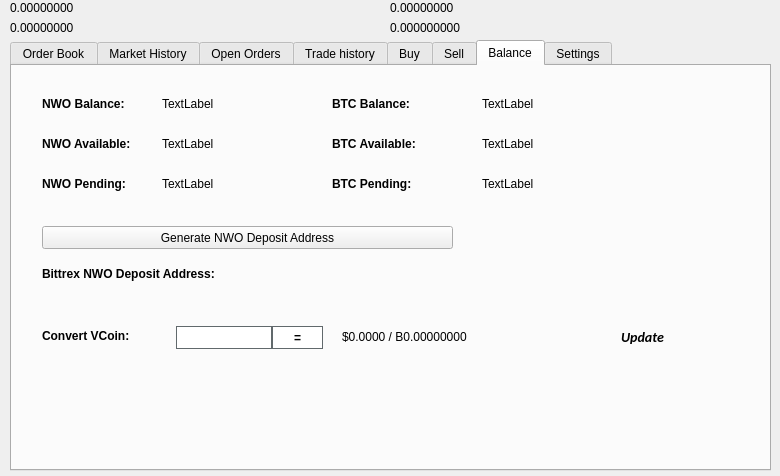
Before: the Qt Designer form src/qt/forms/tradingdialog.ui in MotoAcidic/BaseSource, drawn with Qt 5.
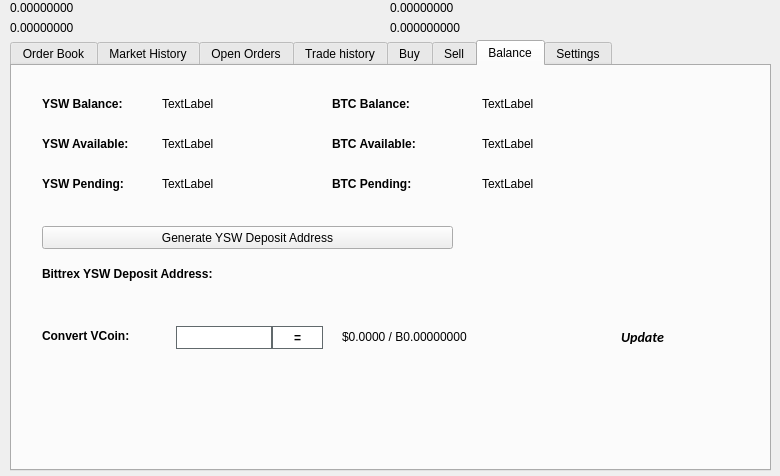
After: the same form once the commit is applied. The open tabs and pages were chosen to show the change. Icons and pictures are not drawn.

What changed in the file:
```diff
--- a/src/qt/forms/tradingdialog.ui
+++ b/src/qt/forms/tradingdialog.ui
@@ -2762,7 +2762,7 @@
       </font>
      </property>
      <property name="text">
-      <string>NWO Balance:</string>
+      <string>YSW Balance:</string>
      </property>
     </widget>
     <widget class="QLabel" name="label_12">
@@ -2813,7 +2813,7 @@
       </font>
      </property>
      <property name="text">
-      <string>NWO Available:</string>
+      <string>YSW Available:</string>
      </property>
     </widget>
     <widget class="QLabel" name="label_14">
@@ -2832,7 +2832,7 @@
       </font>
      </property>
      <property name="text">
-      <string>NWO Pending:</string>
+      <string>YSW Pending:</string>
      </property>
     </widget>
     <widget class="QLabel" name="NWOPendingLabel">
@@ -2928,7 +2928,7 @@
       </font>
      </property>
      <property name="text">
-      <string>Bittrex NWO Deposit Address:</string>
+      <string>Bittrex YSW Deposit Address:</string>
      </property>
     </widget>
     <widget class="QPushButton" name="GenDepositBTN">
@@ -2941,7 +2941,7 @@
       </rect>
      </property>
      <property name="text">
-      <string>Generate NWO Deposit Address</string>
+      <string>Generate YSW Deposit Address</string>
      </property>
      <property name="icon">
       <iconset resource="../nwo.qrc">
```
Left out of the diff: 44 changed lines with no effect on the pictures.
